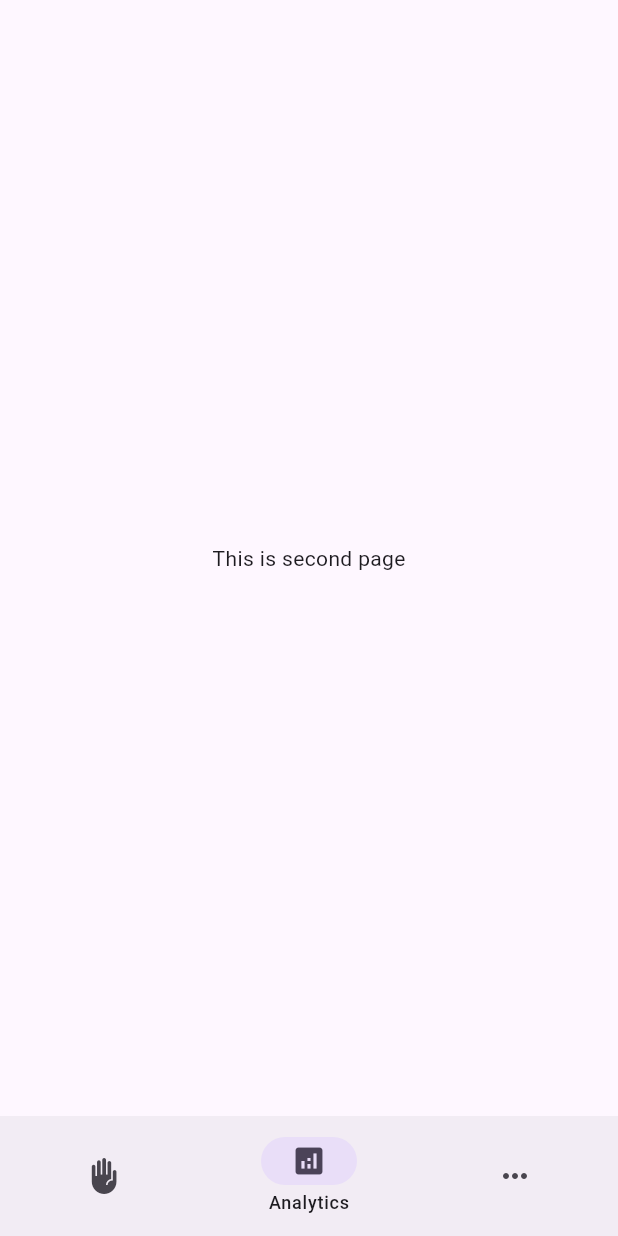
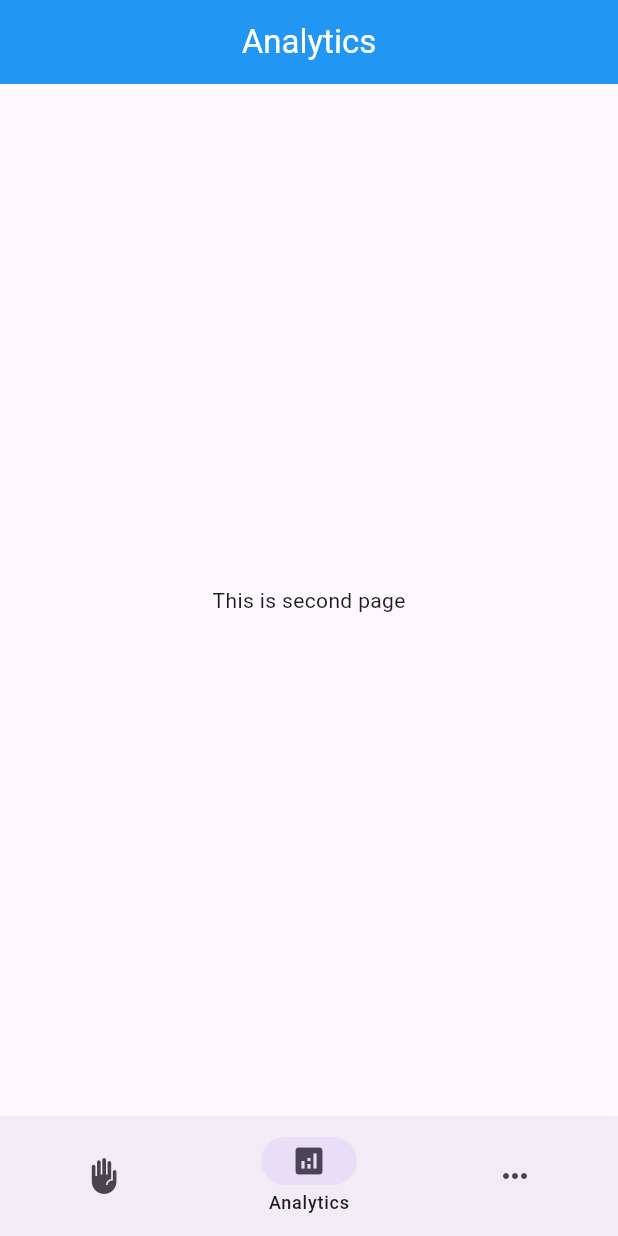
Before and after one commit to Suhail-Sharieff/PROJECT-attendance_app, a Flutter app: the screen it shows after launch, item 2 of the bottom bar chosen, on a phone screen of 412 x 824 dp. Run offline on Flutter 3.47's test engine with Material 3 defaults, Android fonts, the phone set to English and light mode, and no system bars; our stand-ins replace loading_animation_widget.

Commit message:
designed some constants

```diff
--- /dev/null
+++ b/lib/constants/Widgets/appBar.dart
@@ -0,0 +1,15 @@
+ import 'package:attendance_app/constants/text/texts.dart';
+import 'package:flutter/material.dart';
+
+import '../colors/colors.dart';
+
+AppBar MyAppBar({required String title}){
+  return AppBar(
+    title: Text(title),
+    centerTitle: true,
+    clipBehavior: Clip.hardEdge,
+    backgroundColor: NavBarColor,
+    foregroundColor: NavBarTextColor,
+    toolbarOpacity: 1,
+  );
+}
--- /dev/null
+++ b/lib/constants/colors/colors.dart
@@ -0,0 +1,4 @@
+import 'package:flutter/material.dart';
+
+const NavBarColor=Colors.blue;
+const NavBarTextColor=Colors.white;
--- /dev/null
+++ b/lib/constants/text/texts.dart
@@ -0,0 +1,2 @@
+
+const  MyTextFamily='Inter';
--- a/lib/pages/MorePage.dart
+++ b/lib/pages/MorePage.dart
@@ -1,4 +1,5 @@
 //page3
+import 'package:attendance_app/constants/Widgets/appBar.dart';
 import 'package:flutter/material.dart';
 
 class MorePage extends StatefulWidget {
@@ -12,7 +13,8 @@ class _MorePageState extends State<MorePage> {
   @override
   Widget build(BuildContext context) {
     return Scaffold(
-      body: Center(child: Text("This is third page"),),
+      appBar: MyAppBar(title: 'More Options'),
+      body: const Center(child: Text("This is third page"),),
     );
   }
 }
--- a/lib/pages/analytics_page.dart
+++ b/lib/pages/analytics_page.dart
@@ -1,4 +1,6 @@
 import 'package:flutter/material.dart';
+
+import '../constants/Widgets/appBar.dart';
 
 class AnalyticsPage extends StatefulWidget {
   const AnalyticsPage({super.key});
@@ -10,8 +12,9 @@ class AnalyticsPage extends StatefulWidget {
 class _AnalyticsPageState extends State<AnalyticsPage> {
   @override
   Widget build(BuildContext context) {
-    return const Scaffold(
-      body:  Center(child: Text("This is second page"),),
+    return  Scaffold(
+      appBar: MyAppBar(title: "Analytics"),
+      body:  const Center(child: Text("This is second page"),),
     );
   }
 }
--- a/lib/pages/home_page.dart
+++ b/lib/pages/home_page.dart
@@ -1,6 +1,6 @@
 import 'package:attendance_app/pages/MorePage.dart';
 import 'package:attendance_app/pages/analytics_page.dart';
-import 'package:attendance_app/pages/mark_page.dart';
+import 'package:attendance_app/pages/attendance_page.dart';
 import 'package:flutter/material.dart';
 
 //see how to navigate to various pages 1,2,3,4
```
Also changed, not shown: lib/pages/attendance_page.dart (renamed from lib/pages/mark_page.dart, +6 -2 lines).
